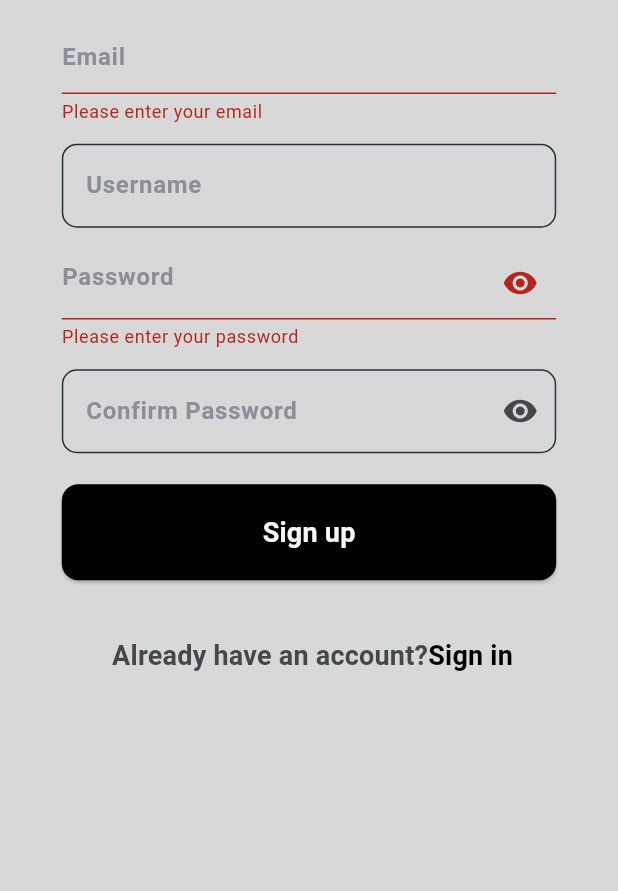
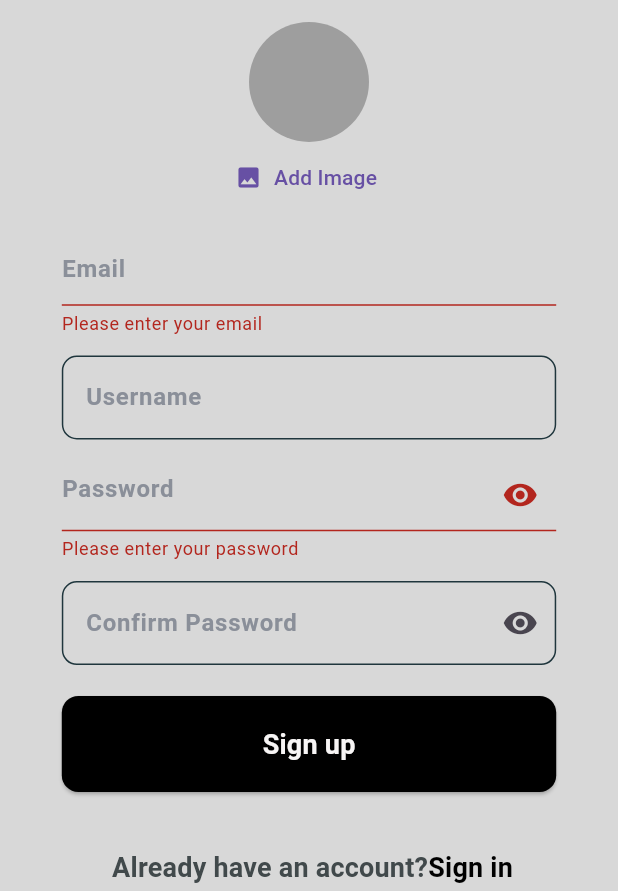
Before and after one commit to yas2003ser/bus_booking, a Flutter app: the Signup screen opened by its route, after a tap on "Sign up", on a phone screen of 412 x 824 dp, the part 345-1236 px from its top. Run offline on Flutter 3.47's test engine with Material 3 defaults, Android fonts, the light colour scheme and no system bars; our stand-ins replace another_flutter_splash_screen, cloud_firestore, dot_navigation_bar, dotted_border, expansion_tile_card, firebase_auth and 4 more; accounts and stored records are empty.

Commit message:
last commit finish project

```diff
--- a/lib/screens/auth/informations_screen.dart
+++ b/lib/screens/auth/informations_screen.dart
@@ -89,7 +89,7 @@ class InformationScreen extends StatelessWidget {
                   const SizedBox(height: 20),
                   ElevatedButton(
                     onPressed: () {
-                      Navigator.pushNamed(context, Routes.home);
+                      Navigator.pushReplacementNamed(context, Routes.home);
                     },
                     child: const Text(
                       'Finish',
--- a/lib/screens/auth/signup/signup.dart
+++ b/lib/screens/auth/signup/signup.dart
@@ -1,8 +1,11 @@
 // ignore_for_file: library_private_types_in_public_api, unused_element, use_build_context_synchronously, avoid_print, deprecated_member_use
+
+import 'dart:io';
 
 import 'package:bus_booking/config/routes/routes.dart';
 import 'package:bus_booking/core/util/img_assets.dart';
 import 'package:bus_booking/provider/auth_provider.dart';
+import 'package:bus_booking/widgets/user_image.dart';
 import 'package:flutter/cupertino.dart';
 import 'package:flutter/material.dart';
 import 'package:flutter_riverpod/flutter_riverpod.dart';
@@ -17,12 +20,27 @@ class Signup extends ConsumerStatefulWidget {
 class _SignupState extends ConsumerState<Signup> {
   String? email;
   String? password;
+  String? username;
+  File? selectedImage;
+  bool _isLoading = false;
   bool passvis = true;
   bool passvis1 = true;
   final GlobalKey<FormState> _formKey = GlobalKey<FormState>();
   void register() {
-    if (_formKey.currentState!.validate()) {
-      ref.read(authProvider.notifier).register(email!, password!, context);
+    try {
+      if (_formKey.currentState!.validate()) {
+        setState(() {
+          _isLoading = true;
+        });
+        ref
+            .read(authProvider.notifier)
+            .register(email!, password!, context, username!, selectedImage!);
+      }
+    } catch (e) {
+      print(e);
+      setState(() {
+        _isLoading = false;
+      });
     }
   }
 
@@ -57,6 +75,12 @@ class _SignupState extends ConsumerState<Signup> {
                   key: _formKey,
                   child: Column(
                     children: [
+                      UserImagePicker(
+                        onPickImage: (File pickedImage) {
+                          selectedImage = pickedImage;
+                        },
+                      ),
+                      SizedBox(height: size.height * 0.016),
                       TextFormField(
                         onChanged: (value) {
                           setState(() {
@@ -80,6 +104,11 @@ class _SignupState extends ConsumerState<Signup> {
                       ),
                       SizedBox(height: size.height * 0.016),
                       TextFormField(
+                        onChanged: (value) {
+                          setState(() {
+                            username = value;
+                          });
+                        },
                         style: const TextStyle(color: Colors.black),
                         keyboardType: TextInputType.name,
                         decoration: const InputDecoration(
@@ -140,11 +169,17 @@ class _SignupState extends ConsumerState<Signup> {
                       ),
                       SizedBox(height: size.height * 0.025),
                       ElevatedButton(
-                        onPressed: register,
-                        child: Text(
-                          "Sign up",
-                          style: Theme.of(context).textTheme.subtitle1,
-                        ),
+                        onPressed: _isLoading ? null : register,
+                        child: _isLoading
+                            ? const SizedBox(
+                                height: 16,
+                                width: 16,
+                                child: CircularProgressIndicator(),
+                              )
+                            : Text(
+                                "Sign up",
+                                style: Theme.of(context).textTheme.subtitle1,
+                              ),
                       ),
                     ],
                   ),
--- /dev/null
+++ b/lib/widgets/user_image.dart
@@ -0,0 +1,60 @@
+import 'dart:io';
+
+import 'package:flutter/material.dart';
+
+import 'package:image_picker/image_picker.dart';
+
+class UserImagePicker extends StatefulWidget {
+  const UserImagePicker({super.key, required this.onPickImage});
+
+  final void Function(File pickedImage) onPickImage;
+
+  @override
+  State<UserImagePicker> createState() => _UserImagePickerState();
+}
+
+class _UserImagePickerState extends State<UserImagePicker> {
+  File? _pickedImageFile;
+
+  void _pickImage() async {
+    final XFile? pickedImage = await ImagePicker().pickImage(
+      source: ImageSource.camera,
+      maxWidth: 150,
+      imageQuality: 50,
+    );
+
+    if (pickedImage == null) {
+      return;
+    }
+
+    setState(() {
+      _pickedImageFile = File(pickedImage.path);
+    });
+
+    widget.onPickImage(_pickedImageFile!);
+  }
+
+  @override
+  Widget build(BuildContext context) {
+    return Column(
+      children: [
+        CircleAvatar(
+          radius: 40,
+          backgroundColor: Colors.grey,
+          foregroundImage:
+              _pickedImageFile == null ? null : FileImage(_pickedImageFile!),
+        ),
+        TextButton.icon(
+          onPressed: _pickImage,
+          icon: const Icon(Icons.image),
+          label: Text(
+            'Add Image',
+            style: TextStyle(
+              color: Theme.of(context).colorScheme.primary,
+            ),
+          ),
+        ),
+      ],
+    );
+  }
+}
--- a/pubspec.yaml
+++ b/pubspec.yaml
@@ -29,6 +29,7 @@ environment:
 # versions available, run `flutter pub outdated`.
 dependencies:
   another_flutter_splash_screen: ^1.2.0
+  cloud_firestore: ^4.17.2
   credit_card_form: ^0.0.7
   cupertino_icons: ^1.0.6
   dot_navigation_bar: ^1.0.2
@@ -36,9 +37,11 @@ dependencies:
   expansion_tile_card: ^3.0.0
   firebase_auth: ^4.19.4
   firebase_core: ^2.30.1
+  firebase_storage: ^11.7.4
   flutter:
     sdk: flutter
   flutter_riverpod: ^2.5.1
+  image_picker: ^1.1.1
 
 dev_dependencies:
   flutter_lints: ^3.0.0
```
Also changed, not shown: lib/provider/auth_provider.dart (+60 -10 lines), lib/screens/auth/login/login.dart (+26 -8 lines), lib/screens/navBarScreens/profile.dart (+53 -12 lines), pubspec.lock, 12 other files.
